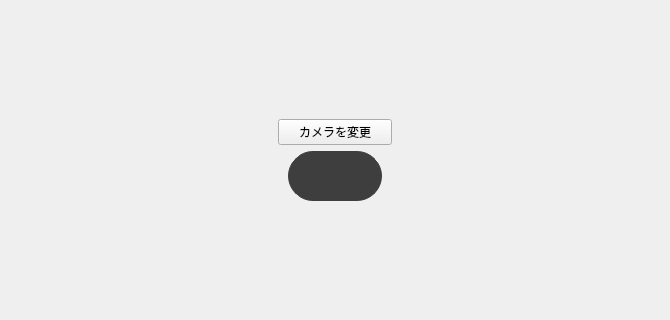
Before: the Qt Designer form src/main/python/view/ui/capture_images.ui in RUTILEA/SDTest, drawn with Qt 5; both pictures show x 0 to 670 and y 160 to 480 of the 670 by 640 pixel window.
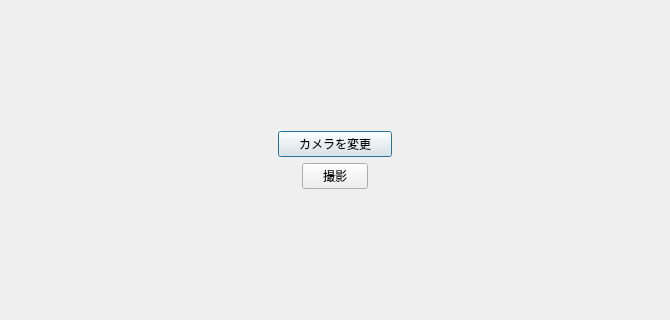
After: the same form once the commit is applied. Icons and pictures are not drawn.

Commit message: change UI button native

What changed in the file:
```diff
--- a/src/main/python/view/ui/capture_images.ui
+++ b/src/main/python/view/ui/capture_images.ui
@@ -24,24 +24,6 @@
   <property name="windowTitle">
    <string>カメラで撮影</string>
   </property>
-  <property name="styleSheet">
-   <string notr="true">QPushButton#capture_button
-{
-   margin: 0 10;
-   padding: 0 0;
-   background-color: #3e3e3e;
-   border: 1px solid #3e3e3e;
-   border-radius: 25px;
-   color: #f5f5f5;
-   height:40px;
-}
-
-QPushButton:pressed#capture_button
-{
-   background-color: #4298F9;
-   border: 1px solid #4298F9;
-}</string>
-  </property>
   <layout class="QVBoxLayout" name="verticalLayout">
    <item>
     <layout class="QVBoxLayout" name="verticalLayout_2">
@@ -64,82 +46,28 @@
          <property name="text">
           <string>カメラを変更</string>
          </property>
-         <property name="autoDefault">
-          <bool>false</bool>
-         </property>
         </widget>
        </item>
       </layout>
      </item>
      <item>
       <layout class="QHBoxLayout" name="horizontalLayout">
-       <item>
-        <spacer name="horizontalSpacer">
-         <property name="orientation">
-          <enum>Qt::Horizontal</enum>
-         </property>
-         <property name="sizeHint" stdset="0">
-          <size>
-           <width>40</width>
-           <height>20</height>
-          </size>
-         </property>
-        </spacer>
-       </item>
        <item>
         <widget class="QPushButton" name="capture_button">
-         <property name="enabled">
-          <bool>true</bool>
-         </property>
          <property name="sizePolicy">
           <sizepolicy hsizetype="Fixed" vsizetype="Fixed">
            <horstretch>0</horstretch>
            <verstretch>0</verstretch>
           </sizepolicy>
          </property>
-         <property name="minimumSize">
-          <size>
-           <width>114</width>
-           <height>50</height>
-          </size>
-         </property>
-         <property name="maximumSize">
-          <size>
-           <width>114</width>
-           <height>50</height>
-          </size>
+         <property name="styleSheet">
+          <string notr="true">padding: 3px 20px;</string>
          </property>
          <property name="text">
-          <string/>
-         </property>
-         <property name="icon">
-          <iconset resource="../../../icon.qrc">
-           <normaloff>:/icon/assets/fonts/fontawesome/font-awesome_4-7-0_camera_32_4_f5f5f5_none.png</normaloff>:/icon/assets/fonts/fontawesome/font-awesome_4-7-0_camera_32_4_f5f5f5_none.png</iconset>
-         </property>
-         <property name="iconSize">
-          <size>
-           <width>24</width>
-           <height>24</height>
-          </size>
-         </property>
-         <property name="autoDefault">
-          <bool>false</bool>
+          <string>撮影</string>
          </property>
         </widget>
        </item>
-       <item>
-        <spacer name="horizontalSpacer_2">
-         <property name="orientation">
-          <enum>Qt::Horizontal</enum>
-         </property>
-         <property name="sizeHint" stdset="0">
-          <size>
-           <width>40</width>
-           <height>20</height>
-          </size>
-         </property>
-        </spacer>
-       </item>
       </layout>
      </item>
     </layout>
```
Left out of the diff: 2 changed lines with no effect on the pictures. The commit also changes 36 other files.
